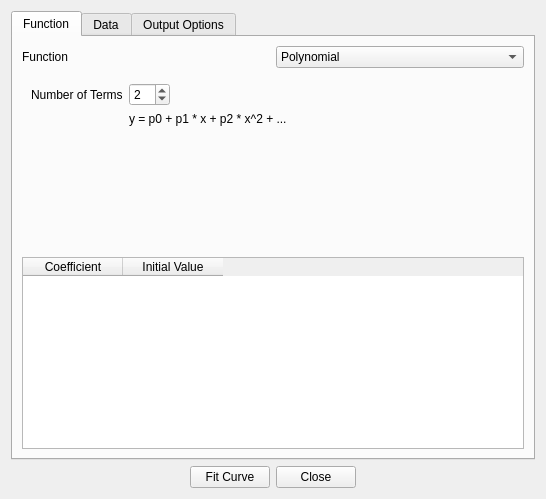
Above: src/ui/Ui_CurveFitting.ui from bbreslauer/PySciPlot before the change. Below: the same form after it.
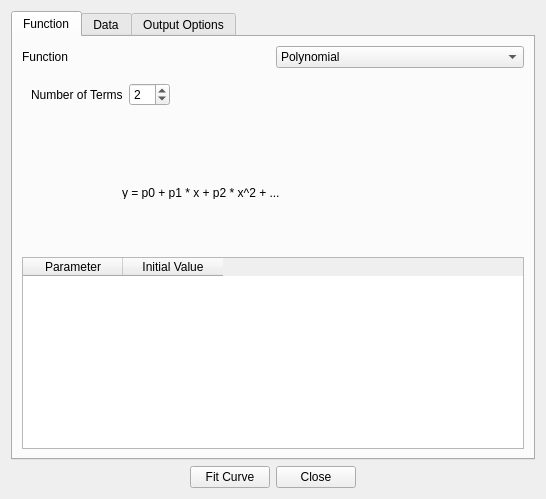
That is the form after the change. The open tabs and pages were chosen to show the change. Custom widgets are drawn as their Qt base class.

Commit message: Forgot an entry.

```diff
--- a/src/ui/Ui_CurveFitting.ui
+++ b/src/ui/Ui_CurveFitting.ui
@@ -48,6 +48,23 @@
          </item>
         </widget>
        </item>
+       <item row="3" column="0" colspan="2">
+        <widget class="QTableWidget" name="parameterTable">
+         <property name="enabled">
+          <bool>true</bool>
+         </property>
+         <column>
+          <property name="text">
+           <string>Parameter</string>
+          </property>
+         </column>
+         <column>
+          <property name="text">
+           <string>Initial Value</string>
+          </property>
+         </column>
+        </widget>
+       </item>
        <item row="1" column="0" colspan="2">
         <widget class="QStackedWidget" name="functionStackedWidget">
          <property name="currentIndex">
@@ -72,16 +89,32 @@
              </property>
             </widget>
            </item>
-           <item row="1" column="1">
-            <widget class="QLabel" name="label_10">
-             <property name="text">
-              <string>y = p0 + p1 * x + p2 * x^2 + ...</string>
-             </property>
-            </widget>
-           </item>
           </layout>
          </widget>
-         <widget class="QWidget" name="page_2">
+         <widget class="QWidget" name="page_2"/>
+        </widget>
+       </item>
+       <item row="2" column="0" colspan="2">
+        <widget class="QStackedWidget" name="equationStackedWidget">
+         <property name="currentIndex">
+          <number>0</number>
+         </property>
+         <widget class="QWidget" name="page_3">
+          <widget class="QLabel" name="label_10">
+           <property name="geometry">
+            <rect>
+             <x>100</x>
+             <y>20</y>
+             <width>184</width>
+             <height>13</height>
+            </rect>
+           </property>
+           <property name="text">
+            <string>y = p0 + p1 * x + p2 * x^2 + ...</string>
+           </property>
+          </widget>
+         </widget>
+         <widget class="QWidget" name="page_4">
           <widget class="QLabel" name="label_9">
            <property name="geometry">
             <rect>
@@ -98,23 +131,6 @@
          </widget>
         </widget>
        </item>
-       <item row="2" column="0" colspan="2">
-        <widget class="QTableWidget" name="parameterTable">
-         <property name="enabled">
-          <bool>true</bool>
-         </property>
-         <column>
-          <property name="text">
-           <string>Coefficient</string>
-          </property>
-         </column>
-         <column>
-          <property name="text">
-           <string>Initial Value</string>
-          </property>
-         </column>
-        </widget>
-       </item>
       </layout>
      </widget>
      <widget class="QWidget" name="tabData">
```
Left out of the diff: 22 changed lines with no effect on the pictures. The commit also changes 1 other file.
